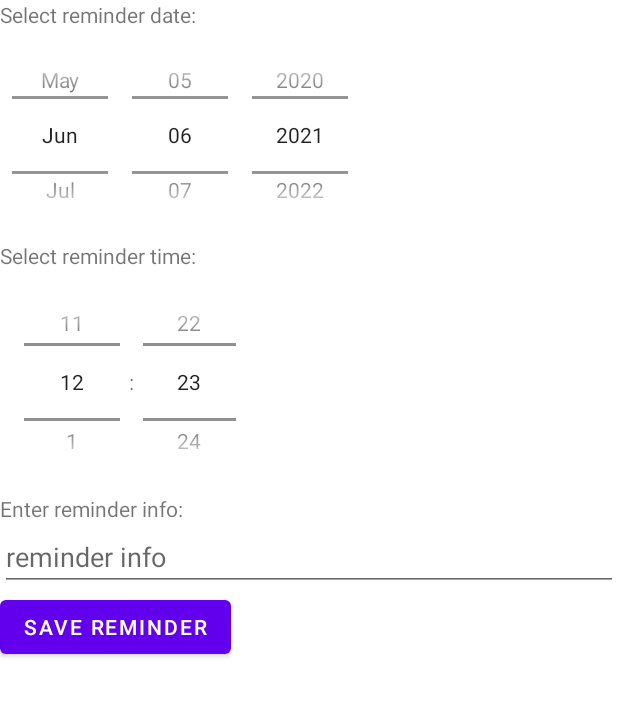
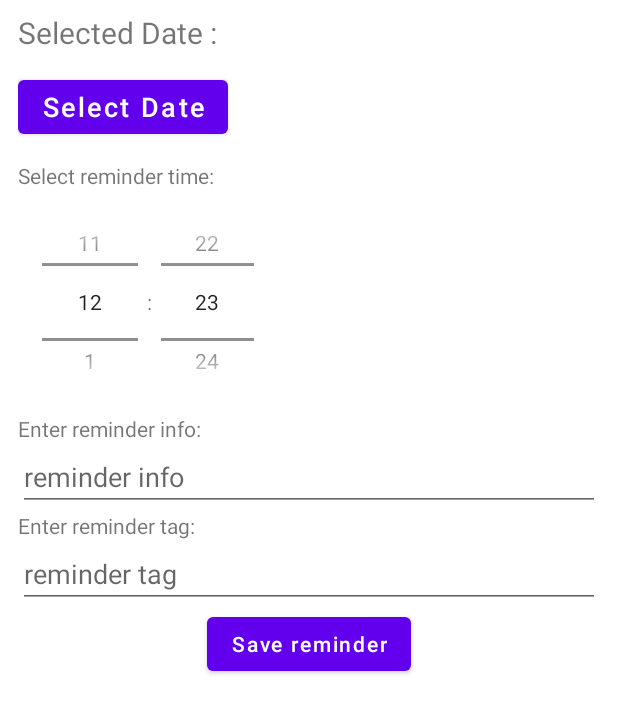
Before and after one commit to vladeekkk/reminder-project, an Android app: the layout activity_update_reminder.xml on its own in the app's theme, with its tools: preview values and no code run, on a phone screen of 412 x 824 dp. Shown: the top 713 px of the screen. Run offline under Robolectric (Android 15) with nearby library versions, the phone set to English and light mode, and no system bars.

```diff
--- a/app/src/main/java/com/example/reminder/FeedReaderContract.java
+++ b/app/src/main/java/com/example/reminder/FeedReaderContract.java
@@ -17,5 +17,6 @@ public class FeedReaderContract {
         public static final String MINUTE = "minute";
         public static final String MODE = "mode";
         public static final String DELTA = "delta";
+        public static final String TAG = "tag";
     }
 }
--- a/app/src/main/java/com/example/reminder/FeedReaderDbHelper.java
+++ b/app/src/main/java/com/example/reminder/FeedReaderDbHelper.java
@@ -19,7 +19,8 @@ public class FeedReaderDbHelper extends SQLiteOpenHelper {
                     FeedReaderContract.FeedEntry.HOUR + " INTEGER, " +
                     FeedReaderContract.FeedEntry.MINUTE + " INTEGER, " +
                     FeedReaderContract.FeedEntry.MODE + " INTEGER, " +
-                    FeedReaderContract.FeedEntry.DELTA + " LONG )";
+                    FeedReaderContract.FeedEntry.DELTA + " LONG, " +
+                    FeedReaderContract.FeedEntry.TAG + " TEXT )";
 
     private static final String SQL_DELETE_ENTRIES =
             "DROP TABLE IF EXISTS " + FeedReaderContract.FeedEntry.TABLE_NAME;
--- a/app/src/main/java/com/example/reminder/ReminderNotifierImpl.java
+++ b/app/src/main/java/com/example/reminder/ReminderNotifierImpl.java
@@ -166,7 +166,8 @@ public class ReminderNotifierImpl extends BroadcastReceiver implements ReminderN
                     calendar.get(Calendar.HOUR_OF_DAY),
                     calendar.get(Calendar.MINUTE),
                     reminder.getMode(),
-                    delta);
+                    delta,
+                    reminder.getTag());
             addReminder(nextReminder);
             try {
                 reminderService.save(nextReminder);
--- a/app/src/main/res/layout/activity_update_reminder.xml
+++ b/app/src/main/res/layout/activity_update_reminder.xml
@@ -2,30 +2,39 @@
 <ScrollView xmlns:android="http://schemas.android.com/apk/res/android"
     xmlns:tools="http://schemas.android.com/tools"
     android:layout_width="match_parent"
-    android:layout_height="match_parent" >
+    android:layout_height="match_parent">
 
 <LinearLayout
-        android:layout_width="fill_parent"
+    android:id="@+id/layout"
+    android:layout_width="match_parent"
     android:layout_height="wrap_content"
     android:orientation="vertical"
+    android:layout_marginHorizontal="12dp"
+    android:layout_marginVertical="8dp"
     tools:context=".CreateReminderActivity">
+
+    <TextView
+        android:id="@+id/show_selected_date"
+        android:layout_width="wrap_content"
+        android:layout_height="wrap_content"
+        android:layout_gravity="left"
+        android:text="@string/selected_date"
+        android:textSize="20sp" />
+
+    <Button
+        android:id="@+id/pick_date_button"
+        android:layout_width="wrap_content"
+        android:layout_height="wrap_content"
+        android:layout_gravity="left"
+        android:layout_marginVertical="12dp"
+        android:text="@string/select_date"
+        android:textSize="18sp"
+        />
 
     <TextView
         android:layout_width="match_parent"
         android:layout_height="wrap_content"
-            android:text="Select reminder date:" />
-
-        <DatePicker
-            android:id="@+id/datePicker"
-            android:layout_width="wrap_content"
-            android:layout_height="141dp"
-            android:calendarViewShown="false"
-            android:datePickerMode="spinner" />
-
-        <TextView
-            android:layout_width="match_parent"
-            android:layout_height="wrap_content"
-            android:text="Select reminder time:" />
+        android:text="@string/select_reminder_time" />
 
     <TimePicker
         android:id="@+id/timePicker"
@@ -33,23 +42,41 @@
         android:layout_height="149dp"
         android:timePickerMode="spinner" />
 
-
     <TextView
         android:layout_width="match_parent"
         android:layout_height="wrap_content"
-            android:text="Enter reminder info:" />
+        android:text="@string/enter_reminder_info" />
 
     <EditText
             android:id="@+id/reminder_info_text"
             android:layout_width="match_parent"
             android:layout_height="wrap_content"
-            android:hint="reminder info" />
+            android:hint="@string/reminder_info"
+            android:inputType="textCapSentences"
+            android:lines="2"
+            android:maxLength="140"
+    />
+    <TextView
+            android:layout_width="match_parent"
+            android:layout_height="wrap_content"
+            android:text="Enter reminder tag:" android:id="@+id/textView"/>
+    <EditText
+            android:id="@+id/reminder_tag_text"
+            android:layout_width="match_parent"
+            android:layout_height="wrap_content"
+            android:hint="reminder tag"
+            android:inputType="textCapSentences"
+            android:lines="2"
+            android:maxLength="140"
+    />
 
     <Button
         android:id="@+id/save_reminder_btn"
         android:layout_width="wrap_content"
         android:layout_height="wrap_content"
-            android:text="Save reminder" />
+        android:text="@string/save_reminder"
+        android:layout_gravity="center"
+        />
 
 </LinearLayout>
 </ScrollView>
--- a/app/src/main/res/values/themes.xml
+++ b/app/src/main/res/values/themes.xml
@@ -12,5 +12,7 @@
         <!-- Status bar color. -->
         <item name="android:statusBarColor" tools:targetApi="l">?attr/colorPrimaryVariant</item>
         <!-- Customize your theme here. -->
+        <item name="textAllCaps">false</item>
+        <item name="android:textAllCaps">false</item>
     </style>
 </resources>
```
Also changed, not shown: app/build.gradle (+5 -2 lines), app/src/main/java/com/example/reminder/AllRemindersView.java (+91 -67 lines), app/src/main/java/com/example/reminder/CreateReminderActivity.java (+5 -2 lines), app/src/main/java/com/example/reminder/ListRemindersFragment.java (added, +124 -0 lines), app/src/main/java/com/example/reminder/Reminder.java (+9 -2 lines), app/src/main/java/com/example/reminder/ReminderDAOImpl.java (+8 -13 lines), app/src/main/java/com/example/reminder/ReminderUpdater.java (+98 -50 lines), app/src/main/res/layout/activity_create_reminder.xml (+13 -0 lines), app/src/main/res/layout/activity_window_of_all_reminders.xml (+22 -11 lines), app/src/main/res/layout/list_reminders.xml (added, +14 -0 lines). Lines whose indentation alone changed are shown as unchanged.
